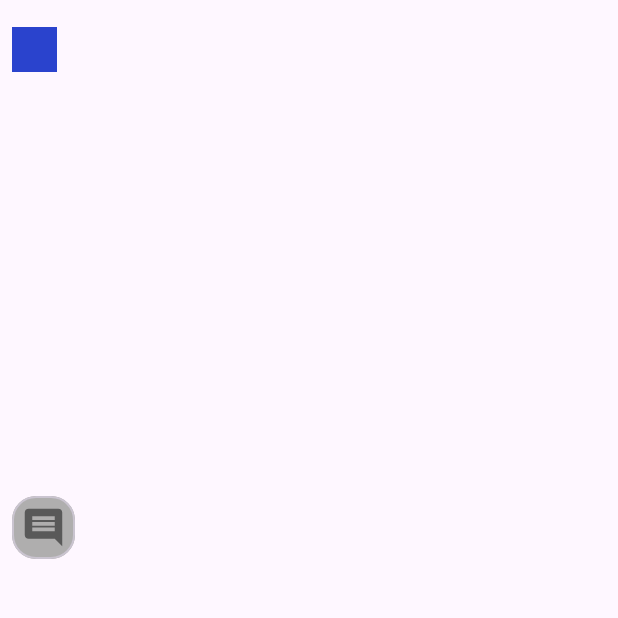
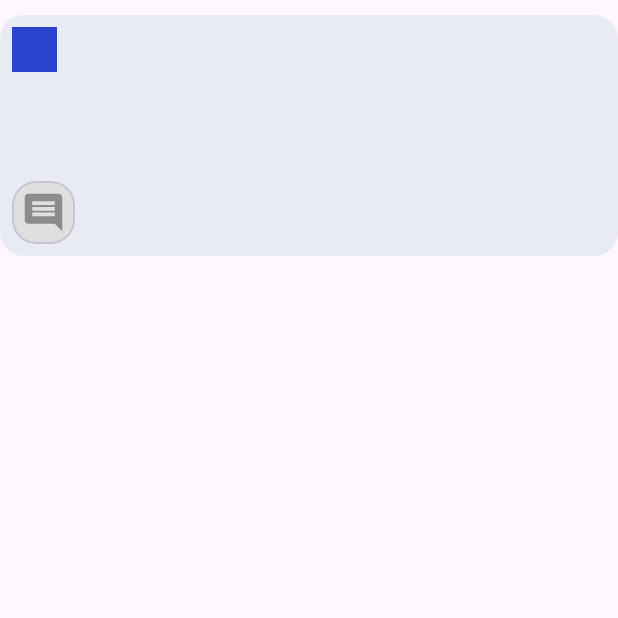
Before and after one commit to hudcom/Android_Intership, an Android app: the fragment NewsFragment shown on its own in the app's theme, on a phone screen of 412 x 824 dp, the top half of it. Run offline under Robolectric (Android 15) with nearby library versions, the phone set to English and light mode, and no system bars.

Commit message:
Add resources and drawables. Adding background and visibility to a news item

```diff
--- a/app/src/main/res/drawable/ic_comment.xml
+++ b/app/src/main/res/drawable/ic_comment.xml
@@ -1,5 +1,5 @@
 <vector android:autoMirrored="true" android:height="24dp"
-    android:tint="#595959" android:viewportHeight="24"
+    android:tint="@color/gray" android:viewportHeight="24"
     android:viewportWidth="24" android:width="24dp" xmlns:android="http://schemas.android.com/apk/res/android">
     <path android:fillColor="@android:color/white" android:pathData="M21.99,4c0,-1.1 -0.89,-2 -1.99,-2L4,2c-1.1,0 -2,0.9 -2,2v12c0,1.1 0.9,2 2,2h14l4,4 -0.01,-18zM18,14L6,14v-2h12v2zM18,11L6,11L6,9h12v2zM18,8L6,8L6,6h12v2z"/>
 </vector>
--- /dev/null
+++ b/app/src/main/res/drawable/ic_thumbnail_placeholder.xml
@@ -0,0 +1,5 @@
+<vector android:height="24dp" android:tint="@color/gray"
+    android:viewportHeight="24" android:viewportWidth="24"
+    android:width="24dp" xmlns:android="http://schemas.android.com/apk/res/android">
+    <path android:fillColor="@android:color/white" android:pathData="M12,2C6.48,2 2,6.48 2,12s4.48,10 10,10s10,-4.48 10,-10S17.52,2 12,2zM12,6c1.93,0 3.5,1.57 3.5,3.5S13.93,13 12,13s-3.5,-1.57 -3.5,-3.5S10.07,6 12,6zM12,20c-2.03,0 -4.43,-0.82 -6.14,-2.88C7.55,15.8 9.68,15 12,15s4.45,0.8 6.14,2.12C16.43,19.18 14.03,20 12,20z"/>
+</vector>
--- /dev/null
+++ b/app/src/main/res/drawable/rounded_corners_background.xml
@@ -0,0 +1,5 @@
+<?xml version="1.0" encoding="utf-8"?>
+<shape xmlns:android="http://schemas.android.com/apk/res/android">
+    <solid android:color="@color/bg_color" />
+    <corners android:radius="16dp" />
+</shape>
--- a/app/src/main/res/layout/fragment_news.xml
+++ b/app/src/main/res/layout/fragment_news.xml
@@ -5,6 +5,7 @@
         android:layout_height="wrap_content"
         xmlns:app="http://schemas.android.com/apk/res-auto"
         android:orientation="vertical"
+        android:background="@drawable/rounded_corners_background"
         android:padding="8dp"
         android:layout_marginVertical="10dp">
 
@@ -53,13 +54,14 @@
             app:layout_constraintEnd_toEndOf="parent"
             app:layout_constraintTop_toBottomOf="@+id/thumbnailImage" />
 
-        <!-- Main Image -->
+        <!-- Post Image -->
         <ImageView
             android:id="@+id/postImage"
             android:layout_width="match_parent"
             android:layout_height="200dp"
             android:scaleType="centerCrop"
             android:layout_marginTop="10dp"
+            android:visibility="gone"
             app:layout_constraintTop_toBottomOf="@+id/postTitle"
             app:layout_constraintStart_toStartOf="parent"
             app:layout_constraintEnd_toEndOf="parent"
--- a/app/src/main/res/values/colors.xml
+++ b/app/src/main/res/values/colors.xml
@@ -2,7 +2,8 @@
 <resources>
     <color name="black">#FF000000</color>
     <color name="white">#FFFFFFFF</color>
-    <color name="gray">#595959</color>
-    <color name="light_gray">#AFAEAE</color>
+    <color name="gray">#8C8C8C</color>
+    <color name="light_gray">#DFDFDF</color>
     <color name="blue">#2A43CD</color>
+    <color name="bg_color">#E9EBF4</color>
 </resources>
```
